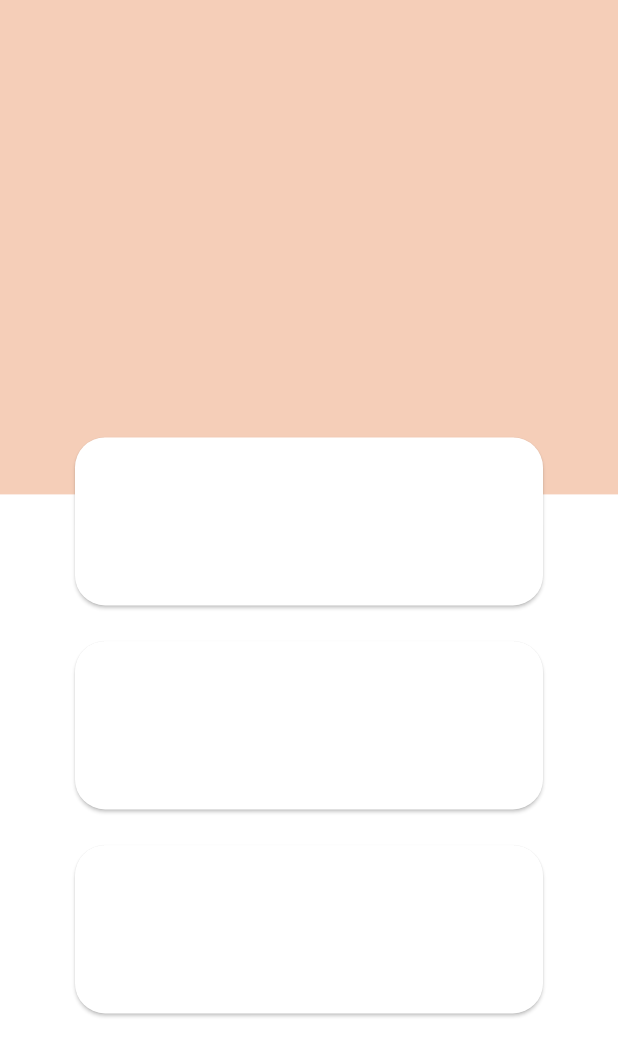
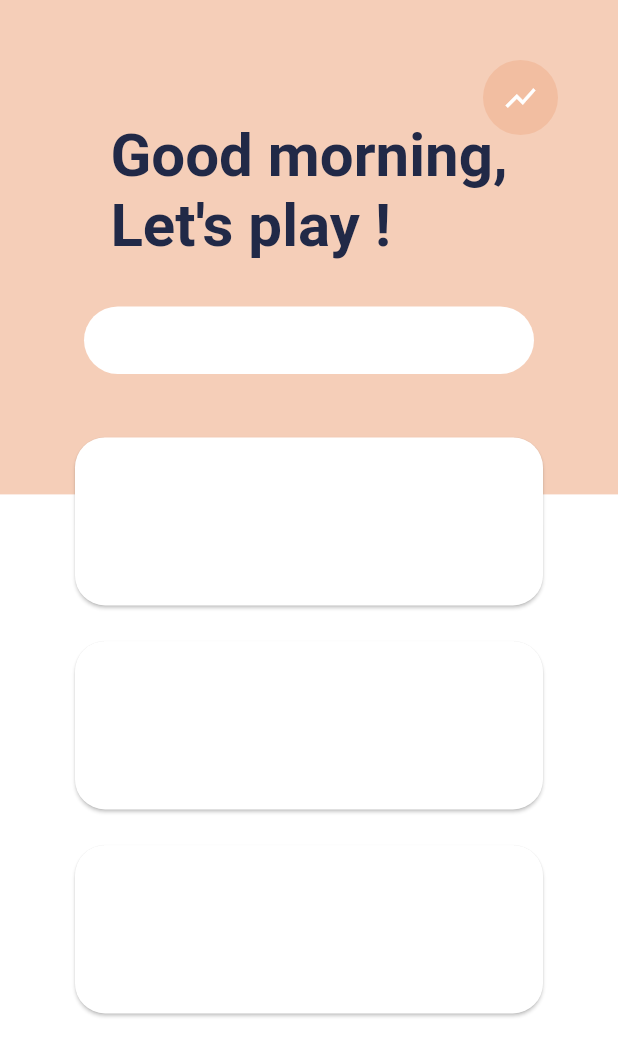
Before and after one commit to smartnsoft/capitals, a Flutter app: the screen it shows after launch, on a phone screen of 412 x 824 dp. Shown: the top 1056 px of the screen. Run offline on Flutter 3.47's test engine with Material 2 defaults, Android fonts, the phone set to English and light mode, and no system bars.

Commit message:
Add Home header

```diff
--- a/assets/strings.csv
+++ b/assets/strings.csv
@@ -1,2 +1,3 @@
 keys,fr,en
-welcoming_label,"Salut, jouons ensemble","Good morning, let's play"
+good_morning,"Salut,","Good morning,"
+lets_play,Jouons ensemble !,Let's play !
--- a/lib/core/i18n.dart
+++ b/lib/core/i18n.dart
@@ -5,7 +5,9 @@ import 'package:flutter/material.dart';
 /// This class is generated by flappy_translator package
 /// You should never change something directly in this file but, instead, generate new file when needed with the package
 class I18n {
-  String get welcoming_label => _getText("welcoming_label");
+  String get good_morning => _getText("good_morning");
+
+String get lets_play => _getText("lets_play");
 
 
 
@@ -20,11 +22,13 @@ class I18n {
 
 
 static Map<String, String> _frValues = {
-              "welcoming_label": "Salut, jouons ensemble",
+              "good_morning": "Salut,",
+                "lets_play": "Jouons ensemble !",
         };
 
 static Map<String, String> _enValues = {
-              "welcoming_label": "Good morning, let's play",
+              "good_morning": "Good morning,",
+                "lets_play": "Let's play !",
         };
     static Map<String, Map<String, String>> _allValues = {
             "fr": _frValues,
--- a/lib/main.dart
+++ b/lib/main.dart
@@ -16,7 +16,7 @@ class MyApp extends StatelessWidget {
   Widget build(BuildContext context) {
     return AppTheme(
       child: MaterialApp(
-        title: 'Flutter Demo',
+        debugShowCheckedModeBanner: false,
         localizationsDelegates: [
           const I18nDelegate(),
           GlobalMaterialLocalizations.delegate,
--- a/lib/ui/app_theme.dart
+++ b/lib/ui/app_theme.dart
@@ -2,11 +2,11 @@ import 'package:flutter/material.dart';
 
 /// Colors
 class _Colors {
-  Color get primaryColor => Colors.pink[50];
+  Color get primary => Color(0xfff5ceb8);
 
-  Color get black => Colors.black54;
+  Color get primaryAccent => Color(0xfff2bea1);
 
-  Color get pink => Color(0xfff5ceb8);
+  Color get black => Color(0xff212947);
 }
 
 /// Values
@@ -28,6 +28,12 @@ class _Values {
 
   /// Width required to be considered as a big web screen
   double get bigWebWidth => bigCellWidth * 3 + 2.5 * bigCellsSpacing;
+
+  /// Big screen search width
+  double get bigSearchWidth => 460;
+
+  /// Small screen search width
+  double get smallSearchWidth => 300;
 }
 
 /// Texts Styles
@@ -36,10 +42,15 @@ class _TextStyles {
 
   _TextStyles(this.colors);
 
-  TextStyle get bigWebTitle => TextStyle(
+  TextStyle get bigScreenTitle => TextStyle(
         color: colors.black,
-        fontSize: 35,
+        fontSize: 40,
         fontWeight: FontWeight.bold,
+      );
+
+  TextStyle get mediumWhiteLabel => TextStyle(
+        color: Colors.white,
+        fontSize: 18,
       );
 }
 
--- /dev/null
+++ b/lib/ui/home/header.dart
@@ -0,0 +1,53 @@
+import 'package:flappy_capitals/core/i18n.dart';
+import 'package:flappy_capitals/ui/app_theme.dart';
+import 'package:flappy_capitals/ui/home/ranking_button.dart';
+import 'package:flappy_capitals/ui/home/search.dart';
+import 'package:flappy_capitals/utils.dart';
+import 'package:flutter/material.dart';
+
+class Header extends StatelessWidget {
+  @override
+  Widget build(BuildContext context) {
+    return Container(
+      height: MediaQuery.of(context).size.height * .4,
+      color: AppTheme.of(context).colors.primary,
+      child: Stack(
+        children: <Widget>[
+          Positioned(
+            top: 40,
+            right: 40,
+            child: RankingButton(),
+          ),
+          Positioned(
+            top: 0,
+            left: 0,
+            right: 0,
+            bottom: 0,
+            child: Column(
+              mainAxisAlignment: MainAxisAlignment.center,
+              children: <Widget>[
+                Column(
+                  crossAxisAlignment: Utils.isBigScreen(context) ? CrossAxisAlignment.center : CrossAxisAlignment.start,
+                  children: <Widget>[
+                    Text(
+                      I18n.of(context).good_morning,
+                      style: AppTheme.of(context).textStyles.bigScreenTitle,
+                    ),
+                    Text(
+                      I18n.of(context).lets_play,
+                      style: AppTheme.of(context).textStyles.bigScreenTitle,
+                    ),
+                  ],
+                ),
+                SizedBox(
+                  height: 30,
+                ),
+                Search(),
+              ],
+            ),
+          )
+        ],
+      ),
+    );
+  }
+}
--- a/lib/ui/home/home.dart
+++ b/lib/ui/home/home.dart
@@ -1,5 +1,5 @@
-import 'package:flappy_capitals/ui/app_theme.dart';
 import 'package:flappy_capitals/ui/home/cell.dart';
+import 'package:flappy_capitals/ui/home/header.dart';
 import 'package:flappy_capitals/utils.dart';
 import 'package:flutter/material.dart';
 
@@ -27,7 +27,9 @@ class Home extends StatelessWidget {
 
   @override
   Widget build(BuildContext context) {
-    return LayoutBuilder(
+    return Scaffold(
+      body: SafeArea(
+        child: LayoutBuilder(
           builder: (context, constraints) {
             return ConstrainedBox(
               constraints: BoxConstraints(
@@ -42,10 +44,7 @@ class Home extends StatelessWidget {
                     children: <Widget>[
                       Container(
                         color: Colors.white,
-                    child: Container(
-                      height: MediaQuery.of(context).size.height * .4,
-                      color: AppTheme.of(context).colors.pink,
-                    ),
+                        child: Header(),
                       ),
                       Positioned(
                         top: MediaQuery.of(context).size.height * .4 - 50,
@@ -59,6 +58,8 @@ class Home extends StatelessWidget {
               ),
             );
           },
+        ),
+      ),
     );
   }
 }
--- /dev/null
+++ b/lib/ui/home/ranking_button.dart
@@ -0,0 +1,48 @@
+import 'package:flappy_capitals/ui/app_theme.dart';
+import 'package:flappy_capitals/utils.dart';
+import 'package:flutter/material.dart';
+
+class RankingButton extends StatelessWidget {
+  Widget _buildContent(BuildContext context) {
+    final Icon icon = Icon(
+      Icons.show_chart,
+      color: Colors.white,
+    );
+
+    if (Utils.isBigScreen(context)) {
+      return Row(
+        mainAxisAlignment: MainAxisAlignment.center,
+        children: <Widget>[
+          Padding(
+            padding: const EdgeInsets.only(left: 15.0),
+            child: icon,
+          ),
+          Expanded(
+            child: Center(
+              child: Text(
+                "Ranking",
+                style: AppTheme.of(context).textStyles.mediumWhiteLabel,
+              ),
+            ),
+          ),
+        ],
+      );
+    }
+
+    return Center(child: icon);
+  }
+
+  @override
+  Widget build(BuildContext context) {
+    return Container(
+      height: 50,
+      width: Utils.isBigScreen(context) ? 140 : 50,
+      decoration: BoxDecoration(
+          color: AppTheme.of(context).colors.primaryAccent,
+          borderRadius: BorderRadius.circular(
+            Utils.isBigScreen(context) ? 30 : 50,
+          )),
+      child: _buildContent(context),
+    );
+  }
+}
--- /dev/null
+++ b/lib/ui/home/search.dart
@@ -0,0 +1,19 @@
+import 'package:flappy_capitals/ui/app_theme.dart';
+import 'package:flappy_capitals/utils.dart';
+import 'package:flutter/material.dart';
+
+class Search extends StatelessWidget {
+  @override
+  Widget build(BuildContext context) {
+    return Container(
+      height: 45,
+      width: Utils.isBigScreen(context)
+          ? AppTheme.of(context).values.bigSearchWidth
+          : AppTheme.of(context).values.smallSearchWidth,
+      decoration: BoxDecoration(
+        color: Colors.white,
+        borderRadius: BorderRadius.circular(40),
+      ),
+    );
+  }
+}
```
Lines whose indentation alone changed are shown as unchanged.
